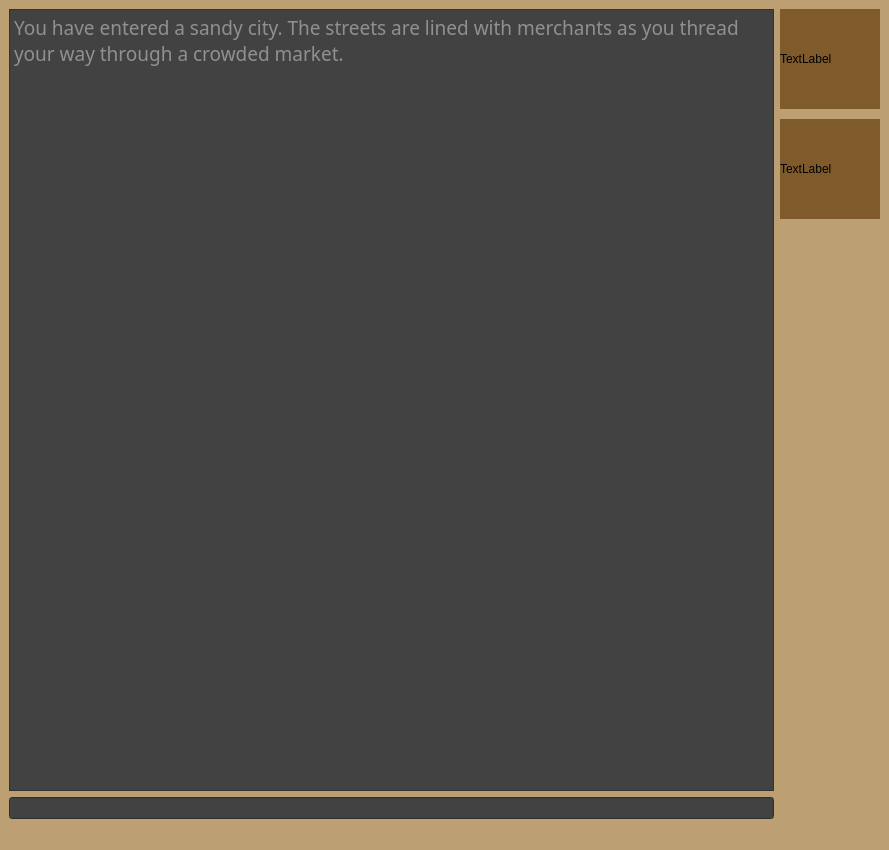
Above: Client/Forms/ClientMain.ui from TMGilchrist/comp260-server before the change. Below: the same form after it.
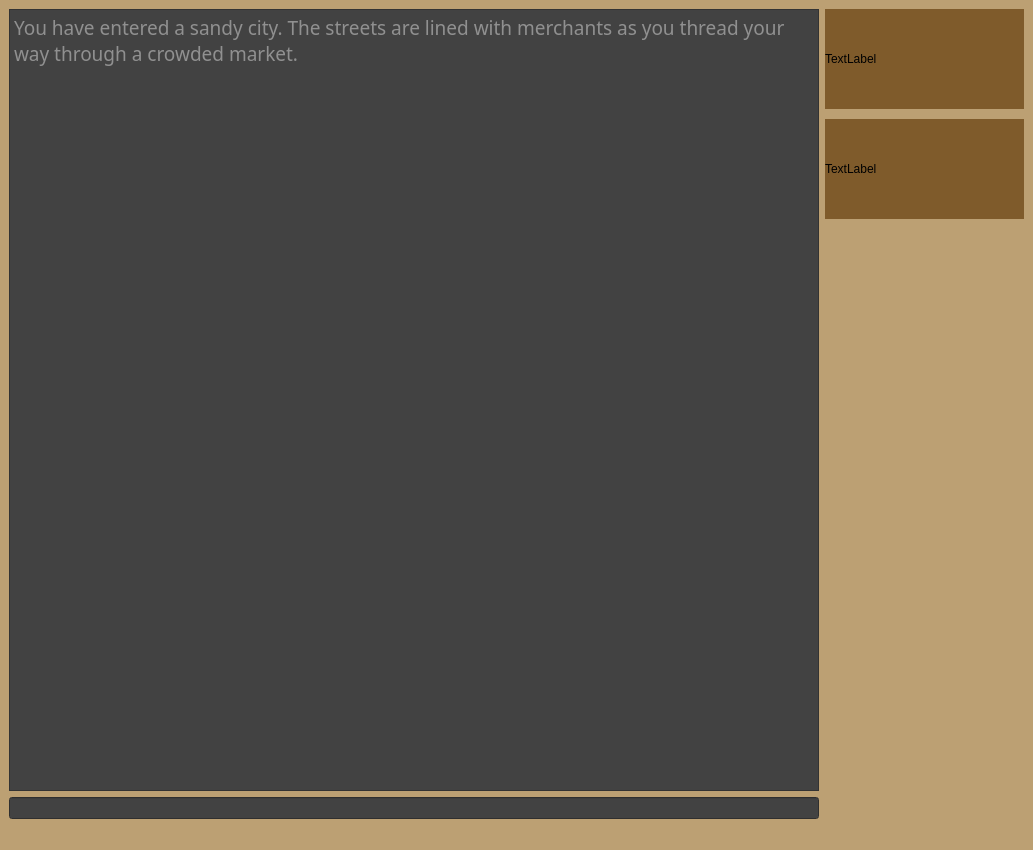
That is the form after the change.

Commit message: Working to update player name label.

```diff
--- a/Client/Forms/ClientMain.ui
+++ b/Client/Forms/ClientMain.ui
@@ -6,7 +6,7 @@
    <rect>
     <x>0</x>
     <y>0</y>
-    <width>889</width>
+    <width>1033</width>
     <height>850</height>
    </rect>
   </property>
@@ -103,7 +103,7 @@
         </property>
         <property name="maximumSize">
          <size>
-          <width>100</width>
+          <width>200</width>
           <height>100</height>
          </size>
         </property>
@@ -126,7 +126,7 @@
         </property>
         <property name="maximumSize">
          <size>
-          <width>100</width>
+          <width>200</width>
           <height>200</height>
          </size>
         </property>
```
Left out of the diff: 2 changed lines with no effect on the pictures. The commit also changes 4 other files.
